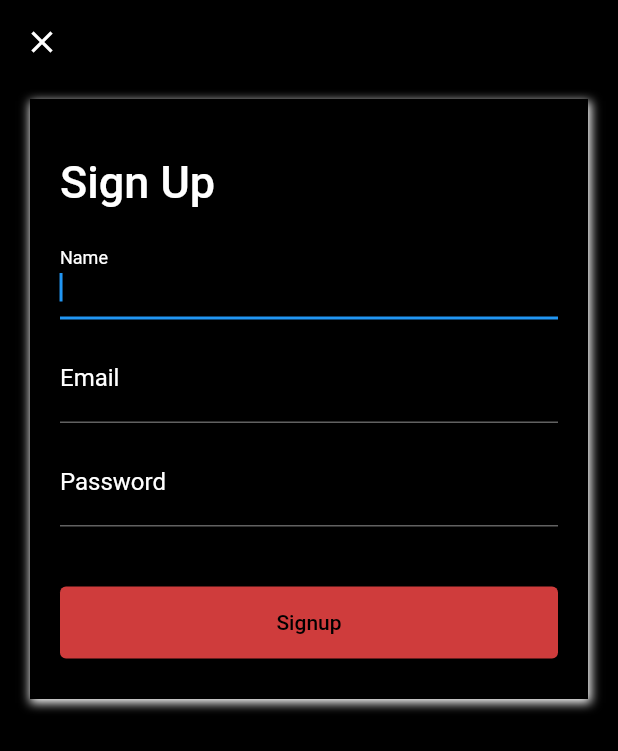
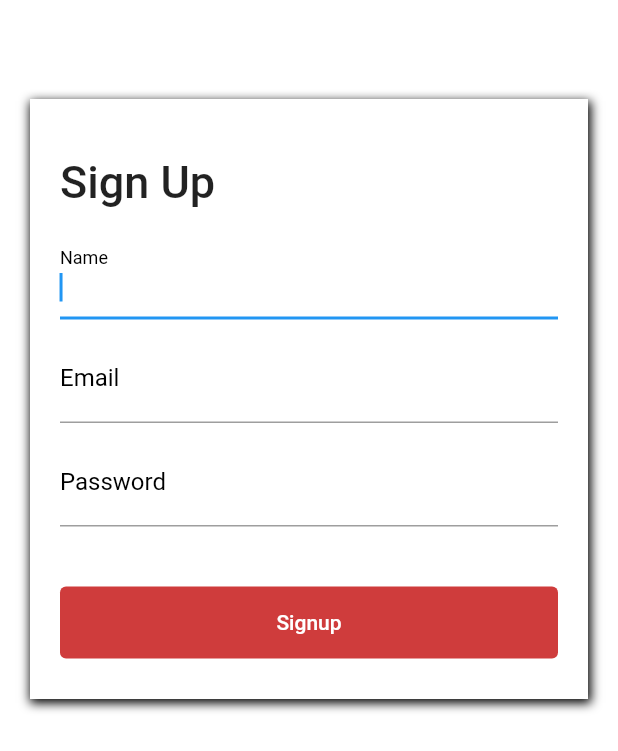
Before and after one commit to afandos-bbm/DAM_TFG, a Flutter app: the screen it shows after launch, after a tap on "Sign Up", on a phone screen of 412 x 824 dp. Shown: the top 751 px of the screen. Run offline on Flutter 3.47's test engine with Material 2 defaults, Android fonts, the light colour scheme and no system bars; our stand-ins replace cloud_firestore, firebase_auth, firebase_core, firebase_storage, get_it, google_sign_in and 2 more; missing offline and left inert: flutter_facebook_auth; accounts and stored records are empty; statements that could not run were skipped.

Commit message:
Error: on launch app not retrieve correctly the darkMode on Shared Preferences

```diff
--- a/lib/di.dart
+++ b/lib/di.dart
@@ -19,8 +19,8 @@ Future<void> init() async {
   SharedPreferences sharedPreferences = await SharedPreferences.getInstance();
   _l.registerSingleton<SharedPreferences>(sharedPreferences);
 
-  bool darkMode = sharedPreferences.getBool('darkMode') ?? false;
-  _l.registerSingleton(ThemeProvider(darkMode));
+  bool isDarkMode = sharedPreferences.getBool('isDarkMode') ?? false;
+  _l.registerSingleton(ThemeProvider(isDarkMode));
 }
 
 Future<void> registerCartProvider() async {
--- a/lib/domain/services/providers/theme_provider.dart
+++ b/lib/domain/services/providers/theme_provider.dart
@@ -1,6 +1,8 @@
 import 'package:client_project/ui/themes/dark_theme.dart';
 import 'package:client_project/ui/themes/light_theme.dart';
 import 'package:flutter/material.dart';
+import 'package:get_it/get_it.dart';
+import 'package:shared_preferences/shared_preferences.dart';
 
 class ThemeProvider extends ChangeNotifier {
   ThemeData _theme;
@@ -9,13 +11,17 @@ class ThemeProvider extends ChangeNotifier {
 
   ThemeProvider(bool darkMode) {
     _isDarkMode = darkMode;
-    changeTheme();
+    _theme =
+        _isDarkMode ? DarkTheme.getDarkTheme() : LightTheme.getLightTheme();
+    GetIt.I<SharedPreferences>().setBool('isDarkMode', _isDarkMode);
+    notifyListeners();
   }
 
   void changeTheme() {
     _isDarkMode = !_isDarkMode;
     _theme =
         _isDarkMode ? DarkTheme.getDarkTheme() : LightTheme.getLightTheme();
+    GetIt.I<SharedPreferences>().setBool('isDarkMode', _isDarkMode);
     notifyListeners();
   }
 
```
